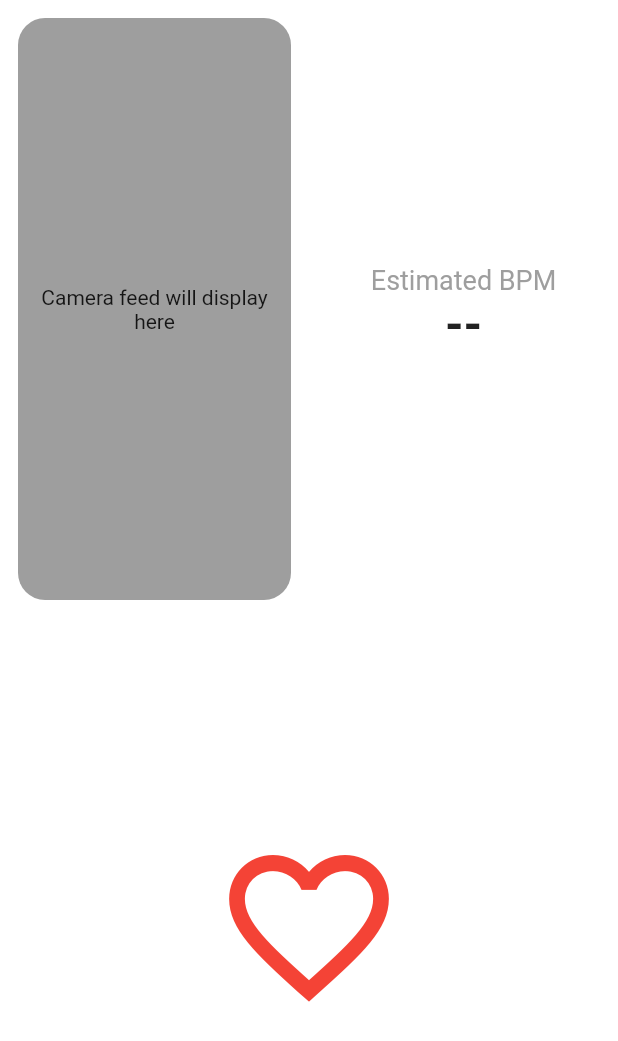
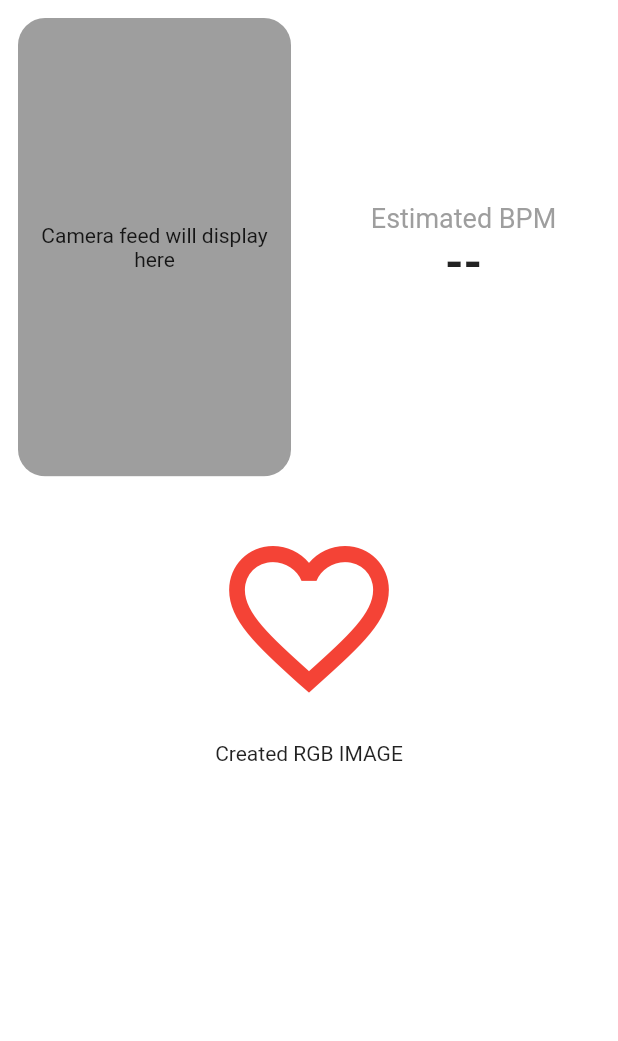
Before and after one commit to mahidul-islam/myppg, a Flutter app: the screen it shows after launch, on a phone screen of 412 x 824 dp. Shown: the top 1041 px of the screen. Run offline on Flutter 3.47's test engine with Material 2 defaults, Android fonts, the phone set to English and light mode, and no system bars; our stand-ins replace camera, wakelock_plus.

Commit message:
added Yuv420 to rgb converter for image

```diff
--- a/lib/home_page.dart
+++ b/lib/home_page.dart
@@ -3,8 +3,9 @@ import 'dart:async';
 import 'package:camera/camera.dart';
 import 'package:flutter/foundation.dart';
 import 'package:flutter/material.dart';
+import 'package:myppg/util.dart';
 import 'package:wakelock_plus/wakelock_plus.dart';
-import 'package:universal_html/html.dart' as html;
+// import 'package:universal_html/html.dart' as html;
 
 class SensorValue {
   final DateTime time;
@@ -37,6 +38,7 @@ class HomePageView extends State<HomePage> with SingleTickerProviderStateMixin {
   double? _avg; // store the average value during calculation
   DateTime? _now; // store the now Datetime
   Timer? _timer; // timer for image processing
+  Image? imageOutput;
 
   @override
   void initState() {
@@ -69,7 +71,7 @@ class HomePageView extends State<HomePage> with SingleTickerProviderStateMixin {
         child: Column(
           children: <Widget>[
             Expanded(
-                flex: 1,
+                flex: 2,
                 child: Row(
                   mainAxisAlignment: MainAxisAlignment.spaceBetween,
                   children: <Widget>[
@@ -157,6 +159,15 @@ class HomePageView extends State<HomePage> with SingleTickerProviderStateMixin {
                 ),
               ),
             ),
+            Expanded(
+              flex: 2,
+              child: Column(
+                children: [
+                  const Text('Created RGB IMAGE'),
+                  SizedBox(child: imageOutput),
+                ],
+              ),
+            )
           ],
         ),
       ),
@@ -206,21 +217,15 @@ class HomePageView extends State<HomePage> with SingleTickerProviderStateMixin {
 
   Future<void> _initController() async {
     try {
-      if (kIsWeb) {
-        final perm =
-            await html.window.navigator.permissions?.query({"name": "camera"});
-        if ((perm?.state ?? 'denied') == "denied") {
-          return;
-        }
-      }
       List cameras = await availableCameras();
       _controller = CameraController(cameras.first, ResolutionPreset.low);
       await _controller?.initialize();
       Future.delayed(const Duration(milliseconds: 100)).then((onValue) {
         _controller?.setFlashMode(FlashMode.torch);
       });
-      _controller?.startImageStream((CameraImage image) {
+      _controller?.startImageStream((CameraImage image) async {
         _image = image;
+        imageOutput = await Helper.convertYUV420toImageColor(image);
       });
     } catch (e) {
       debugPrint(e.toString());
--- /dev/null
+++ b/lib/util.dart
@@ -0,0 +1,56 @@
+import 'package:camera/camera.dart';
+import 'package:flutter/foundation.dart';
+import 'package:flutter/material.dart';
+import 'package:image/image.dart' as imglib;
+
+class Helper {
+  static const shift = (0xFF << 24);
+  static Future<Image?> convertYUV420toImageColor(CameraImage image) async {
+    try {
+      final int width = image.width;
+      final int height = image.height;
+      final int uvRowStride = image.planes[1].bytesPerRow;
+      final int? uvPixelStride = image.planes[1].bytesPerPixel;
+
+      if (kDebugMode) {
+        print("uvRowStride: $uvRowStride");
+        print("uvPixelStride: $uvPixelStride");
+      }
+      imglib.Image img = imglib.Image(width: width, height: height);
+
+      // Fill image buffer with plane[0] from YUV420_888
+      for (int x = 0; x < width; x++) {
+        for (int y = 0; y < height; y++) {
+          final int uvIndex = (uvPixelStride ?? 0) * (x / 2).floor() +
+              uvRowStride * (y / 2).floor();
+          final int index = y * width + x;
+
+          final yp = image.planes[0].bytes[index];
+          final up = image.planes[1].bytes[uvIndex];
+          final vp = image.planes[2].bytes[uvIndex];
+          // Calculate pixel color
+          int r = (yp + vp * 1436 / 1024 - 179).round().clamp(0, 255);
+          int g = (yp - up * 46549 / 131072 + 44 - vp * 93604 / 131072 + 91)
+              .round()
+              .clamp(0, 255);
+          int b = (yp + up * 1814 / 1024 - 227).round().clamp(0, 255);
+          // color: 0x FF  FF  FF  FF
+          //           A   B   G   R
+          if (img.isBoundsSafe(height - y, x)) {
+            img.setPixelRgba(height - y, x, r, g, b, shift);
+          }
+        }
+      }
+
+      imglib.PngEncoder pngEncoder =
+          imglib.PngEncoder(level: 0, filter: imglib.PngFilter.none);
+      Uint8List png = pngEncoder.encode(img);
+      return Image.memory(png);
+    } catch (e) {
+      if (kDebugMode) {
+        print(">>>>>>>>>>>> ERROR:$e");
+      }
+    }
+    return null;
+  }
+}
--- a/pubspec.yaml
+++ b/pubspec.yaml
@@ -13,7 +13,8 @@ dependencies:
   cupertino_icons: ^1.0.2
   wakelock_plus: ^1.1.3
   camera: 0.10.5+5
-  universal_html: ^2.2.4
+  image: ^4.1.3
+  # universal_html: ^2.2.4
 
 dev_dependencies:
   flutter_test:
```
Also changed, not shown: pubspec.lock.
